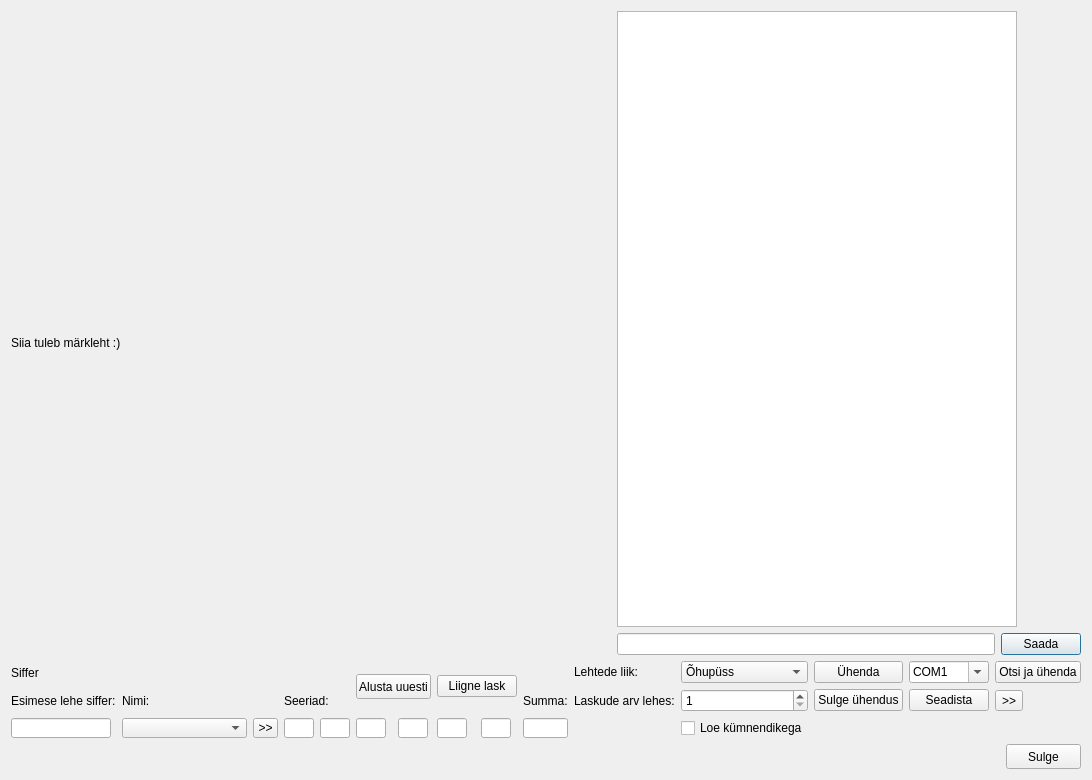
ymeramees/protokollitaja, file protokollitaja/protokollitaja/lehelugejaaken.ui: the form before one commit.
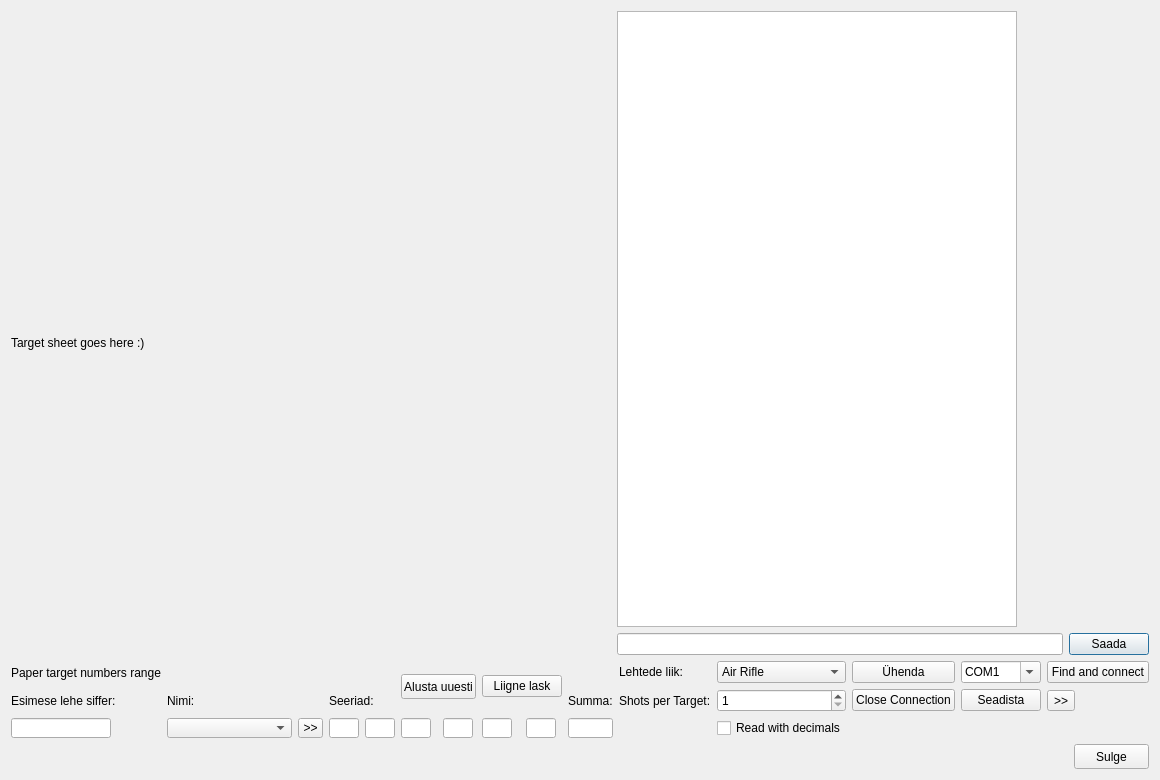
The form after the commit.

```diff
--- a/protokollitaja/protokollitaja/lehelugejaaken.ui
+++ b/protokollitaja/protokollitaja/lehelugejaaken.ui
@@ -46,7 +46,7 @@
           </size>
          </property>
          <property name="text">
-          <string>Siia tuleb märkleht :)</string>
+          <string>Target sheet goes here :)</string>
          </property>
         </widget>
        </item>
@@ -279,7 +279,7 @@
        <item row="0" column="0">
         <widget class="QLabel" name="sifriLabel">
          <property name="text">
-          <string>Siffer</string>
+          <string>Paper target numbers range</string>
          </property>
         </widget>
        </item>
@@ -329,7 +329,7 @@
        <item row="2" column="2">
         <widget class="QPushButton" name="sulgeUhendusNupp">
          <property name="text">
-          <string>Sulge ühendus</string>
+          <string>Close Connection</string>
          </property>
         </widget>
        </item>
@@ -356,7 +356,7 @@
        <item row="2" column="0">
         <widget class="QLabel" name="label_4">
          <property name="text">
-          <string>Laskude arv lehes:</string>
+          <string>Shots per Target:</string>
          </property>
         </widget>
        </item>
@@ -441,7 +441,7 @@
         <widget class="QComboBox" name="leheCombo">
          <item>
           <property name="text">
-           <string>Õhupüss</string>
+           <string>Air Rifle</string>
           </property>
          </item>
          <item>
@@ -459,7 +459,7 @@
        <item row="3" column="1">
         <widget class="QCheckBox" name="kumnendikegaBox">
          <property name="text">
-          <string>Loe kümnendikega</string>
+          <string>Read with decimals</string>
          </property>
         </widget>
        </item>
@@ -476,7 +476,7 @@
        <item row="0" column="4">
         <widget class="QPushButton" name="otsiCOMNupp">
          <property name="text">
-          <string>Otsi ja ühenda</string>
+          <string>Find and connect</string>
          </property>
         </widget>
        </item>
```
Left out of the diff: 6 changed lines with no effect on the pictures.
